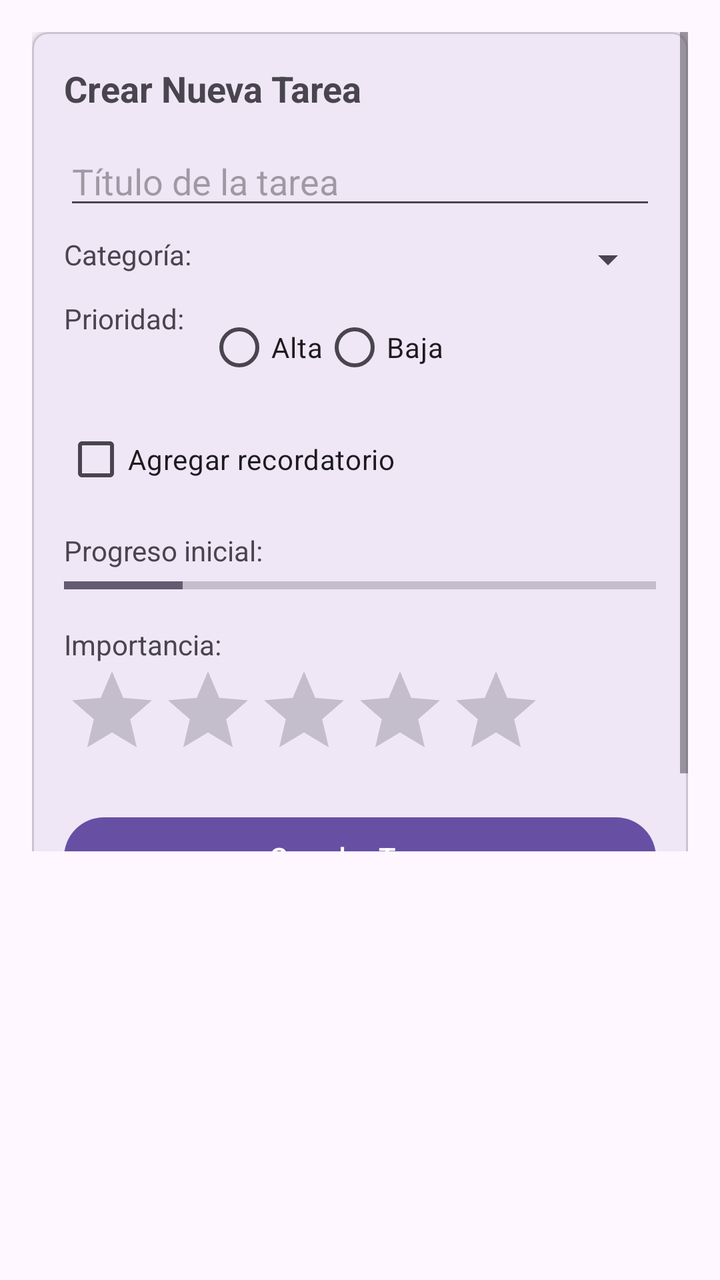
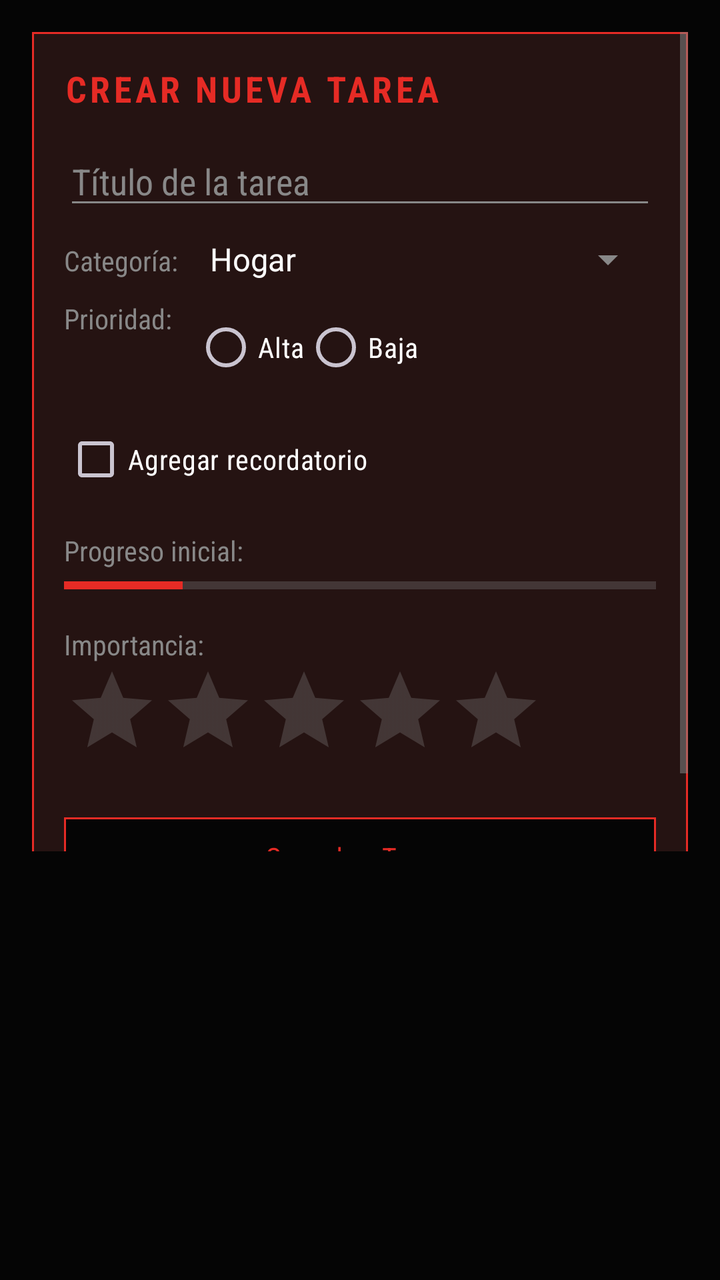

Screens rendered from an Android XML layout before and after an edit, with the pre-edit source and the edit as a unified diff.
<!-- AndroidManifest.xml: application theme Theme.TaskMaster -->
<!-- res/layout/activity_main.xml -->
<?xml version="1.0" encoding="utf-8"?>
<androidx.constraintlayout.widget.ConstraintLayout xmlns:android="http://schemas.android.com/apk/res/android"
    xmlns:app="http://schemas.android.com/apk/res-auto"
    android:layout_width="match_parent"
    android:layout_height="match_parent"
    android:padding="16dp">

    <ScrollView
        android:id="@+id/scrollView"
        android:layout_width="0dp"
        android:layout_height="0dp"
        app:layout_constraintTop_toTopOf="parent"
        app:layout_constraintStart_toStartOf="parent"
        app:layout_constraintEnd_toEndOf="parent"
        app:layout_constraintBottom_toTopOf="@id/rvTasks"
        android:layout_marginBottom="16dp">

        <com.google.android.material.card.MaterialCardView
            android:layout_width="match_parent"
            android:layout_height="wrap_content"
            app:cardCornerRadius="8dp"
            app:cardElevation="4dp"
            app:contentPadding="16dp">

            <LinearLayout
                android:layout_width="match_parent"
                android:layout_height="wrap_content"
                android:orientation="vertical">

                <TextView
                    android:layout_width="match_parent"
                    android:layout_height="wrap_content"
                    android:text="Crear Nueva Tarea"
                    android:textSize="18sp"
                    android:textStyle="bold"
                    android:layout_marginBottom="12dp"/>

                <EditText
                    android:id="@+id/etTaskTitle"
                    android:layout_width="match_parent"
                    android:layout_height="wrap_content"
                    android:hint="Título de la tarea"
                    android:layout_marginBottom="8dp"/>

                <TableLayout
                    android:layout_width="match_parent"
                    android:layout_height="wrap_content"
                    android:stretchColumns="1">

                    <TableRow
                        android:layout_marginBottom="8dp">
                        <TextView
                            android:text="Categoría:"
                            android:paddingEnd="8dp"/>
                        <Spinner
                            android:id="@+id/spinnerCategory"
                            android:layout_width="match_parent"
                            android:layout_height="wrap_content"/>
                    </TableRow>

                    <TableRow
                        android:layout_marginBottom="8dp">
                        <TextView
                            android:text="Prioridad:"
                            android:paddingEnd="8dp"/>
                        <RadioGroup
                            android:id="@+id/rgPriority"
                            android:orientation="horizontal">
                            <RadioButton
                                android:id="@+id/rbHigh"
                                android:layout_width="wrap_content"
                                android:layout_height="wrap_content"
                                android:text="Alta"/>
                            <RadioButton
                                android:id="@+id/rbLow"
                                android:layout_width="wrap_content"
                                android:layout_height="wrap_content"
                                android:text="Baja"/>
                        </RadioGroup>
                    </TableRow>
                </TableLayout>

                <CheckBox
                    android:id="@+id/cbReminder"
                    android:layout_width="wrap_content"
                    android:layout_height="wrap_content"
                    android:text="Agregar recordatorio"
                    android:layout_marginBottom="12dp"/>

                <TextView
                    android:layout_width="wrap_content"
                    android:layout_height="wrap_content"
                    android:text="Progreso inicial:"/>

                <ProgressBar
                    android:id="@+id/progressBar"
                    style="?android:attr/progressBarStyleHorizontal"
                    android:layout_width="match_parent"
                    android:layout_height="wrap_content"
                    android:max="100"
                    android:progress="20"
                    android:layout_marginBottom="12dp"/>

                <TextView
                    android:layout_width="wrap_content"
                    android:layout_height="wrap_content"
                    android:text="Importancia:"/>

                <RatingBar
                    android:id="@+id/ratingBar"
                    android:layout_width="wrap_content"
                    android:layout_height="wrap_content"
                    android:numStars="5"
                    android:stepSize="1.0"
                    android:layout_marginBottom="16dp"/>

                <Button
                    android:id="@+id/btnSaveTask"
                    android:layout_width="match_parent"
                    android:layout_height="wrap_content"
                    android:text="Guardar Tarea"/>
            </LinearLayout>
        </com.google.android.material.card.MaterialCardView>
    </ScrollView>

    <androidx.recyclerview.widget.RecyclerView
        android:id="@+id/rvTasks"
        android:layout_width="0dp"
        android:layout_height="0dp"
        app:layout_constraintTop_toBottomOf="@id/scrollView"
        app:layout_constraintBottom_toBottomOf="parent"
        app:layout_constraintStart_toStartOf="parent"
        app:layout_constraintEnd_toEndOf="parent"
        app:layout_constraintHeight_percent="0.3"/>

</androidx.constraintlayout.widget.ConstraintLayout>
<!-- resources referenced by this layout -->
<resources>
  <style name="Theme.TaskMaster" parent="Base.Theme.TaskMaster" />
  <style name="Base.Theme.TaskMaster" parent="Theme.Material3.DayNight.NoActionBar">
          
          
      </style>
</resources>

<!-- the commit's change to res/layout/activity_main.xml (unified diff, before → after) -->
@@ -3,6 +3,7 @@
     xmlns:app="http://schemas.android.com/apk/res-auto"
     android:layout_width="match_parent"
     android:layout_height="match_parent"
+    android:background="@color/sw_background"
     android:padding="16dp">
 
     <ScrollView
@@ -18,7 +19,10 @@
         <com.google.android.material.card.MaterialCardView
             android:layout_width="match_parent"
             android:layout_height="wrap_content"
-            app:cardCornerRadius="8dp"
+            app:cardBackgroundColor="@color/sw_surface"
+            app:strokeColor="@color/sw_red"
+            app:strokeWidth="1dp"
+            app:cardCornerRadius="0dp"
             app:cardElevation="4dp"
             app:contentPadding="16dp">
 
@@ -33,6 +37,10 @@
                     android:text="Crear Nueva Tarea"
                     android:textSize="18sp"
                     android:textStyle="bold"
+                    android:textColor="@color/sw_red"
+                    android:fontFamily="sans-serif-condensed"
+                    android:textAllCaps="true"
+                    android:letterSpacing="0.1"
                     android:layout_marginBottom="12dp"/>
 
                 <EditText
@@ -40,6 +48,9 @@
                     android:layout_width="match_parent"
                     android:layout_height="wrap_content"
                     android:hint="Título de la tarea"
+                    android:textColorHint="@color/sw_text_secondary"
+                    android:textColor="@color/sw_text_primary"
+                    android:fontFamily="sans-serif-condensed"
                     android:layout_marginBottom="8dp"/>
 
                 <TableLayout
@@ -51,17 +62,23 @@
                         android:layout_marginBottom="8dp">
                         <TextView
                             android:text="Categoría:"
+                            android:fontFamily="sans-serif-condensed"
+                            android:textColor="@color/sw_text_secondary"
                             android:paddingEnd="8dp"/>
                         <Spinner
                             android:id="@+id/spinnerCategory"
                             android:layout_width="match_parent"
-                            android:layout_height="wrap_content"/>
+                            android:layout_height="wrap_content"
+                            android:entries="@array/task_categories"
+                            android:theme="@style/Theme.TaskMaster"/>
                     </TableRow>
 
                     <TableRow
                         android:layout_marginBottom="8dp">
                         <TextView
                             android:text="Prioridad:"
+                            android:fontFamily="sans-serif-condensed"
+                            android:textColor="@color/sw_text_secondary"
                             android:paddingEnd="8dp"/>
                         <RadioGroup
                             android:id="@+id/rgPriority"
@@ -70,11 +87,15 @@
                                 android:id="@+id/rbHigh"
                                 android:layout_width="wrap_content"
                                 android:layout_height="wrap_content"
+                                android:textColor="@color/sw_text_primary"
+                                android:fontFamily="sans-serif-condensed"
                                 android:text="Alta"/>
                             <RadioButton
                                 android:id="@+id/rbLow"
                                 android:layout_width="wrap_content"
                                 android:layout_height="wrap_content"
+                                android:textColor="@color/sw_text_primary"
+                                android:fontFamily="sans-serif-condensed"
                                 android:text="Baja"/>
                         </RadioGroup>
                     </TableRow>
@@ -84,12 +105,16 @@
                     android:id="@+id/cbReminder"
                     android:layout_width="wrap_content"
                     android:layout_height="wrap_content"
+                    android:textColor="@color/sw_text_primary"
+                    android:fontFamily="sans-serif-condensed"
                     android:text="Agregar recordatorio"
                     android:layout_marginBottom="12dp"/>
 
                 <TextView
                     android:layout_width="wrap_content"
                     android:layout_height="wrap_content"
+                    android:textColor="@color/sw_text_secondary"
+                    android:fontFamily="sans-serif-condensed"
                     android:text="Progreso inicial:"/>
 
                 <ProgressBar
@@ -99,11 +124,14 @@
                     android:layout_height="wrap_content"
                     android:max="100"
                     android:progress="20"
+                    android:progressTint="@color/sw_red"
                     android:layout_marginBottom="12dp"/>
 
                 <TextView
                     android:layout_width="wrap_content"
                     android:layout_height="wrap_content"
+                    android:textColor="@color/sw_text_secondary"
+                    android:fontFamily="sans-serif-condensed"
                     android:text="Importancia:"/>
 
                 <RatingBar
@@ -112,12 +140,16 @@
                     android:layout_height="wrap_content"
                     android:numStars="5"
                     android:stepSize="1.0"
+                    android:progressTint="@color/sw_red"
+                    android:secondaryProgressTint="@color/sw_red_dark"
                     android:layout_marginBottom="16dp"/>
 
                 <Button
                     android:id="@+id/btnSaveTask"
                     android:layout_width="match_parent"
                     android:layout_height="wrap_content"
+                    android:fontFamily="sans-serif-condensed"
+                    android:letterSpacing="0.1"
                     android:text="Guardar Tarea"/>
             </LinearLayout>
         </com.google.android.material.card.MaterialCardView>
<!-- resource entries referenced after the edit -->
@@ -1,9 +1,53 @@
 <!-- resources referenced by this layout -->
 <resources>
+  <string-array name="task_categories">
+          <item>Hogar</item>
+          <item>Estudiantil</item>
+          <item>Trabajo</item>
+          <item>General</item>
+      </string-array>
+  <color name="sw_background">#050505</color>
+  <color name="sw_red">#E62B25</color>
+  <color name="sw_red_dark">#8B0000</color>
+  <color name="sw_surface">#111111</color>
+  <color name="sw_text_primary">#FFFFFF</color>
+  <color name="sw_text_secondary">#888888</color>
   <style name="Theme.TaskMaster" parent="Base.Theme.TaskMaster" />
-  <style name="Base.Theme.TaskMaster" parent="Theme.Material3.DayNight.NoActionBar">
+  <style name="Base.Theme.TaskMaster" parent="Theme.Material3.Dark.NoActionBar">
           
+          <item name="colorPrimary">@color/sw_red</item>
+          <item name="colorOnPrimary">@color/black</item>
+          <item name="colorPrimaryContainer">@color/sw_red_dark</item>
+          <item name="colorOnPrimaryContainer">@color/white</item>
+  
+          <item name="colorSecondary">@color/sw_accent</item>
+          <item name="colorOnSecondary">@color/black</item>
+  
+          <item name="android:colorBackground">@color/sw_background</item>
+          <item name="colorOnBackground">@color/sw_text_primary</item>
+  
+          <item name="colorSurface">@color/sw_surface</item>
+          <item name="colorOnSurface">@color/sw_text_primary</item>
+  
           
+          <item name="android:textColorPrimary">@color/sw_text_primary</item>
+          <item name="android:textColorSecondary">@color/sw_text_secondary</item>
+  
+          
+          <item name="android:windowBackground">@color/sw_background</item>
+  
+          
+          <item name="materialButtonStyle">@style/Widget.TaskMaster.Button</item>
+      </style>
+  <color name="black">#FF000000</color>
+  <color name="white">#FFFFFFFF</color>
+  <color name="sw_accent">#FF2A2A</color>
+  <style name="Widget.TaskMaster.Button" parent="Widget.Material3.Button">
+          <item name="backgroundTint">@color/sw_background</item>
+          <item name="strokeColor">@color/sw_red</item>
+          <item name="strokeWidth">1dp</item>
+          <item name="android:textColor">@color/sw_red</item>
+          <item name="cornerRadius">0dp</item>
       </style>
 </resources>
 
